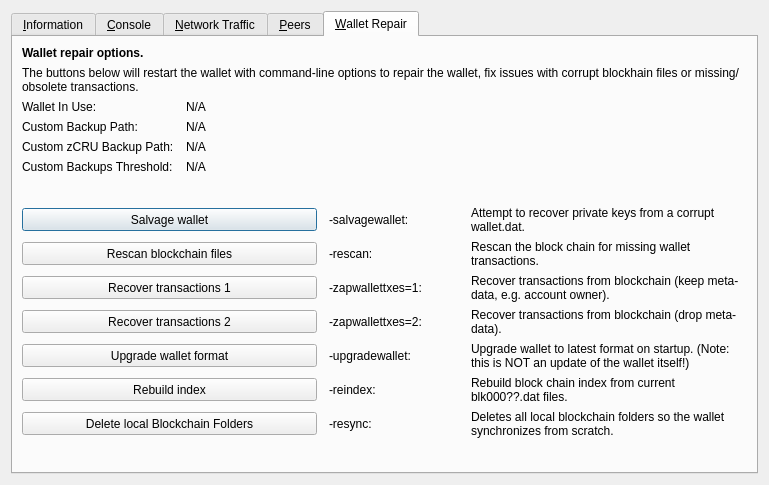
curiumofficial/curium, file src/qt/forms/rpcconsole.ui: the form before one commit.
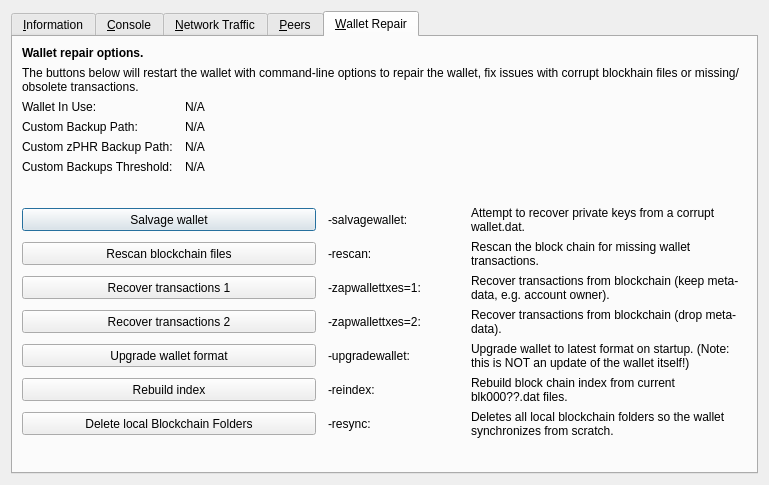
The form after the commit. The open tabs and pages were chosen to show the change. Icons and pictures are not drawn. Custom widgets are drawn as their Qt base class.

```diff
--- a/src/qt/forms/rpcconsole.ui
+++ b/src/qt/forms/rpcconsole.ui
@@ -1328,7 +1328,7 @@
        <item row="4" column="0">
         <widget class="QLabel" name="wallet_customzcrubackuppath_label">
          <property name="text">
-          <string>Custom zCRU Backup Path:</string>
+          <string>Custom zPHR Backup Path:</string>
          </property>
          <property name="visible">
           <bool>false</bool>
```
Left out of the diff: 10 changed lines with no effect on the pictures.
